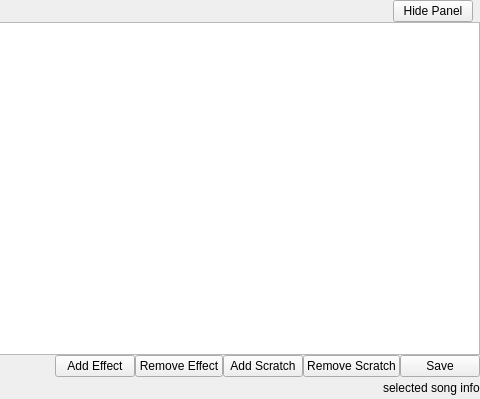
This is src/library/autodj/dlgautodj.ui in c3n7/mixxx as Qt 5 draws it before an edit; both pictures show x 405 to 885 and y 0 to 399 of the 885 by 399 pixel window. The edited form follows.
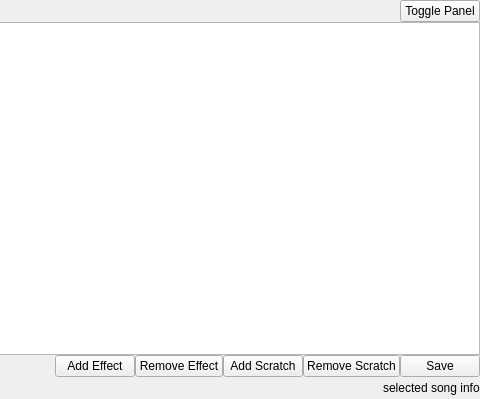
This is the edited form.

Commit message: Renamed hide button to toggle

Diff of the .ui file:
```diff
--- a/src/library/autodj/dlgautodj.ui
+++ b/src/library/autodj/dlgautodj.ui
@@ -193,16 +193,16 @@
       </spacer>
      </item>
      <item>
-      <widget class="QPushButton" name="pushButtonTogglePanel">
+      <widget class="QLabel" name="labelSelectionInfo">
        <property name="text">
-        <string>Hide Panel</string>
+        <string/>
        </property>
       </widget>
      </item>
      <item>
-      <widget class="QLabel" name="labelSelectionInfo">
+      <widget class="QPushButton" name="pushButtonTogglePanel">
        <property name="text">
-        <string/>
+        <string>Toggle Panel</string>
        </property>
       </widget>
      </item>
```
